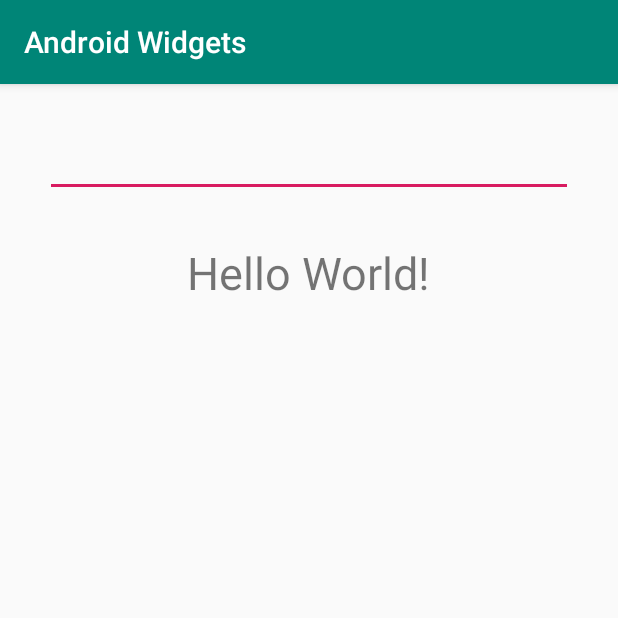
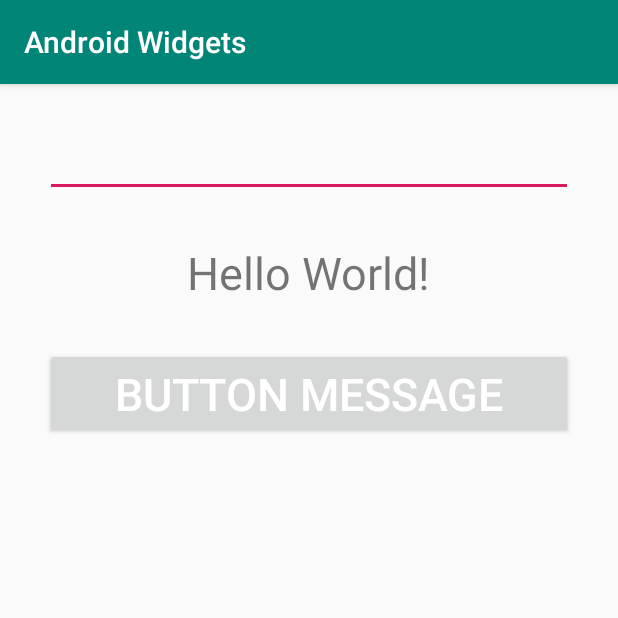
Before and after one commit to gurkay/AndroidWidgets, an Android app: the screen it shows after launch (MainActivity), after a tap on "Hello World!", on a phone screen of 412 x 824 dp, the top half of it. Run offline under Robolectric (Android 15) with nearby library versions, the phone set to English and light mode, and no system bars.

Commit message:
add text view component add edit text component add button component

```diff
--- a/app/src/main/java/com/test/androidwidgets/MainActivity.java
+++ b/app/src/main/java/com/test/androidwidgets/MainActivity.java
@@ -17,8 +17,8 @@ public class MainActivity extends AppCompatActivity {
     //
     ///////////////////////////////////////////////////////////////
 
-    TextView txtView;
-    EditText editText;
+    TextView idTxt;
+    EditText editTxtWriting;
 
 
     @Override
@@ -32,9 +32,9 @@ public class MainActivity extends AppCompatActivity {
         //
         ///////////////////////////////////////////////////////////////
 
-        editText = (EditText) findViewById(R.id.editTxtWriting);
+        editTxtWriting = (EditText) findViewById(R.id.editTxtWriting);
 
-        editText.addTextChangedListener(new TextWatcher() {
+        editTxtWriting.addTextChangedListener(new TextWatcher() {
             @Override
             public void beforeTextChanged(CharSequence s, int start, int count, int after) {
 
@@ -42,8 +42,8 @@ public class MainActivity extends AppCompatActivity {
 
             @Override
             public void onTextChanged(CharSequence s, int start, int before, int count) {
-                String str = editText.getText().toString();
-                txtView.setText(str);
+                String str = editTxtWriting.getText().toString();
+                idTxt.setText(str);
             }
 
             @Override
@@ -58,12 +58,12 @@ public class MainActivity extends AppCompatActivity {
         //
         ///////////////////////////////////////////////////////////////
 
-        txtView = (TextView) findViewById(R.id.idTxt);
+        idTxt = (TextView) findViewById(R.id.idTxt);
 
-        txtView.setOnClickListener(new View.OnClickListener() {
+        idTxt.setOnClickListener(new View.OnClickListener() {
             @Override
             public void onClick(View v) {
-                String myVar = txtView.getText().toString();
+                String myVar = idTxt.getText().toString();
 
                 Toast.makeText(getApplicationContext(), myVar, Toast.LENGTH_SHORT).show();
 
--- a/app/src/main/res/layout/activity_main.xml
+++ b/app/src/main/res/layout/activity_main.xml
@@ -21,4 +21,13 @@
         android:text="Hello World!"
         android:textSize="30sp" />
 
+    <Button
+        android:layout_width="match_parent"
+        android:layout_height="wrap_content"
+        android:id="@+id/btnMessage"
+        android:layout_margin="30sp"
+        android:text="Button Message"
+        android:textColor="#FFFFFF"
+        android:textSize="30sp"/>
+
 </LinearLayout>
```
